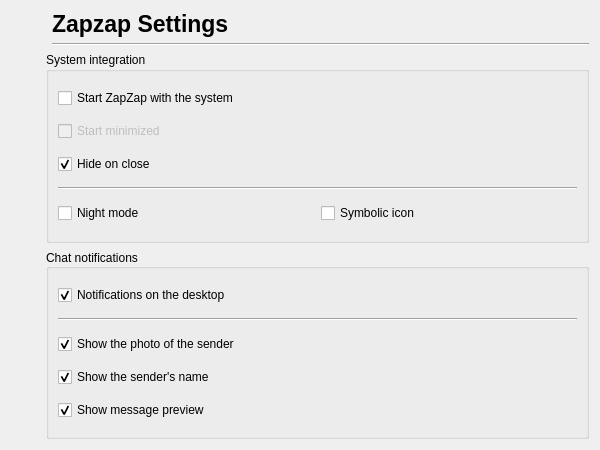
This is zapzap/view/settings.ui in rafatosta/zapzap as Qt 5 draws it before an edit. The edited form follows.
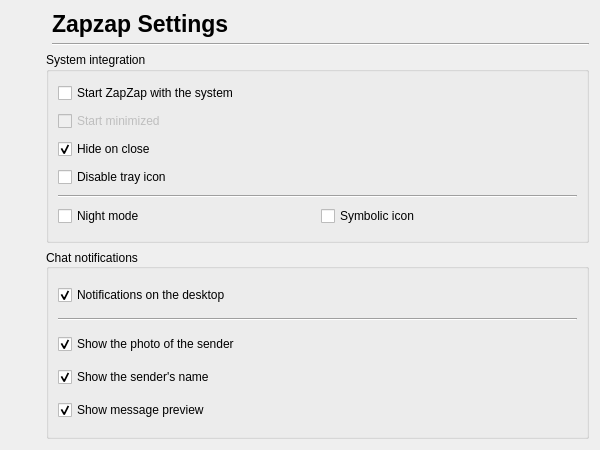
This is the edited form. Icons and pictures are not drawn.

Commit message: Disable tray icon #34

Patch:
```diff
--- a/zapzap/view/settings.ui
+++ b/zapzap/view/settings.ui
@@ -132,7 +132,28 @@
           <string>System integration</string>
          </property>
          <layout class="QGridLayout" name="gridLayout">
-          <item row="3" column="0" colspan="2">
+          <item row="3" column="0">
+           <widget class="QCheckBox" name="disableTrayIcon">
+            <property name="text">
+             <string>Disable tray icon</string>
+            </property>
+           </widget>
+          </item>
+          <item row="0" column="0" colspan="2">
+           <widget class="QCheckBox" name="start_system">
+            <property name="text">
+             <string>Start ZapZap with the system</string>
+            </property>
+           </widget>
+          </item>
+          <item row="6" column="1">
+           <widget class="QCheckBox" name="symbolic_icon">
+            <property name="text">
+             <string>Symbolic icon</string>
+            </property>
+           </widget>
+          </item>
+          <item row="4" column="0" colspan="2">
            <widget class="Line" name="line_2">
             <property name="orientation">
              <enum>Qt::Horizontal</enum>
@@ -149,17 +170,10 @@
             </property>
            </widget>
           </item>
-          <item row="0" column="0" colspan="2">
-           <widget class="QCheckBox" name="start_system">
+          <item row="6" column="0">
+           <widget class="QCheckBox" name="night_mode">
             <property name="text">
-             <string>Start ZapZap with the system</string>
-            </property>
-           </widget>
-          </item>
-          <item row="5" column="1">
-           <widget class="QCheckBox" name="symbolic_icon">
-            <property name="text">
-             <string>Symbolic icon</string>
+             <string>Night mode</string>
             </property>
            </widget>
           </item>
@@ -173,13 +187,6 @@
             </property>
            </widget>
           </item>
-          <item row="5" column="0">
-           <widget class="QCheckBox" name="night_mode">
-            <property name="text">
-             <string>Night mode</string>
-            </property>
-           </widget>
-          </item>
          </layout>
         </widget>
        </item>
```
The commit also changes 2 other files.
